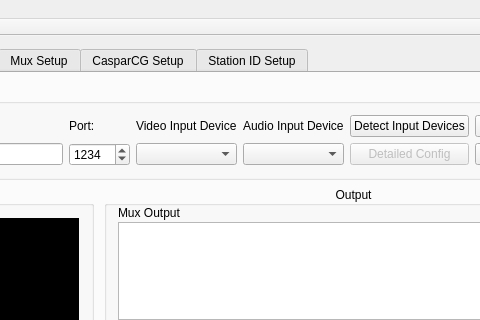
First picture: the form in Source/mainwindow.ui, repository dedicatedbroadcastsolutions/TvARP, before the edit; both pictures show x 136 to 616 and y 0 to 320 of the 764 by 491 pixel window.
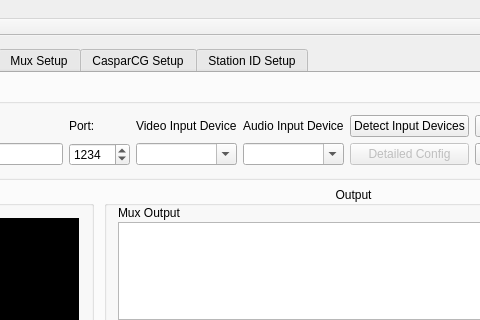
Second picture: the form after the edit. Icons and pictures are not drawn.

Diff of the .ui file:
```diff
--- a/Source/mainwindow.ui
+++ b/Source/mainwindow.ui
@@ -58,7 +58,11 @@
             </property>
             <layout class="QGridLayout" name="gridLayout_3">
              <item row="1" column="2">
-              <widget class="QComboBox" name="comboBox"/>
+              <widget class="QComboBox" name="comboBox">
+               <property name="editable">
+                <bool>true</bool>
+               </property>
+              </widget>
              </item>
              <item row="1" column="0">
               <widget class="QLineEdit" name="lineEdit">
@@ -91,7 +95,11 @@
               </widget>
              </item>
              <item row="1" column="3">
-              <widget class="QComboBox" name="comboBox_2"/>
+              <widget class="QComboBox" name="comboBox_2">
+               <property name="editable">
+                <bool>true</bool>
+               </property>
+              </widget>
              </item>
              <item row="0" column="3">
               <widget class="QLabel" name="label_5">
```
Left out of the diff: 3 changed lines with no effect on the pictures.
